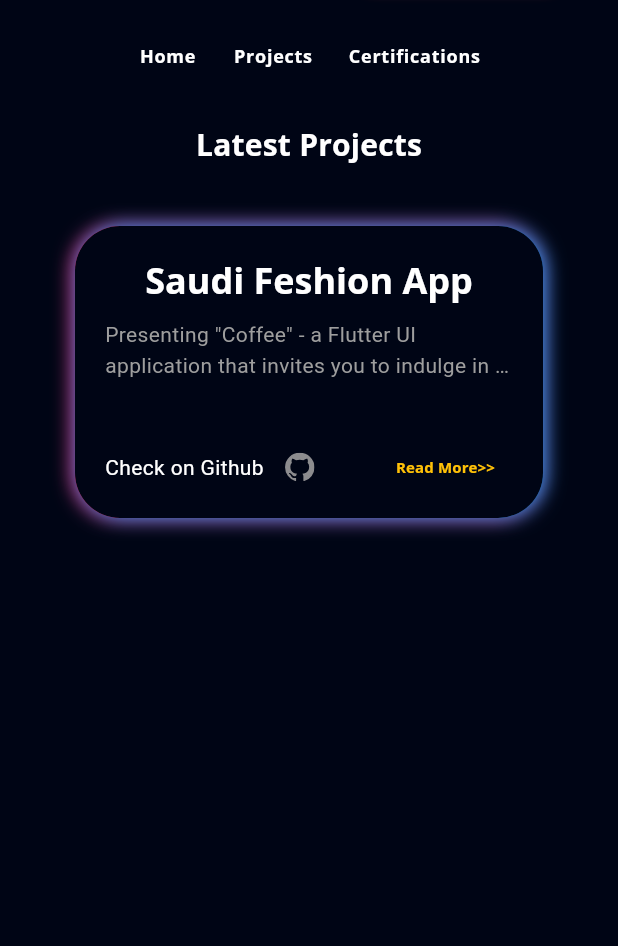
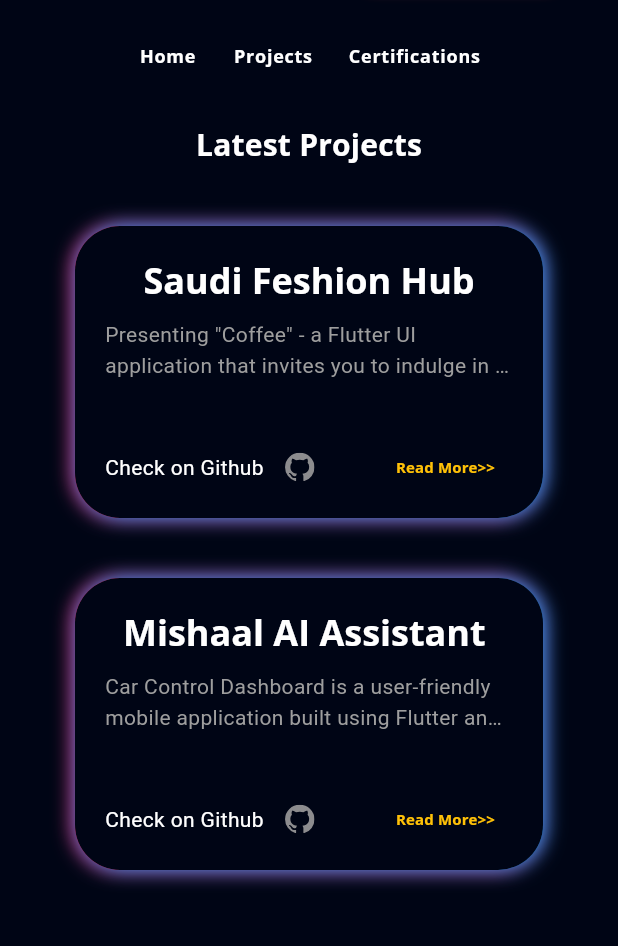
Before and after one commit to zainshaikh017/portfolio, a Flutter app: the screen it shows after launch, after a tap on the "menu" icon, after a tap on "Whatsapp", after a tap on "Projects", on a phone screen of 412 x 824 dp, the part 116-1062 px from its top. Run offline on Flutter 3.47's test engine with Material 3 defaults, Android fonts, the light colour scheme and no system bars; our stand-ins replace firebase_core, flutter_svg, font_awesome_flutter, get, google_fonts, photo_view; accounts and stored records are empty.

Commit message:
title set

```diff
--- a/lib/model/project_model.dart
+++ b/lib/model/project_model.dart
@@ -8,17 +8,17 @@ class Project {
 
 List<Project> projectList = [
   Project(
-    'Saudi Feshion App',
+    'Saudi Feshion Hub',
     'Presenting "Coffee" - a Flutter UI application that invites you to indulge in a delightful coffee adventure. Immerse yourself in the world of rich aroma and flavor as you browse through an exquisite selection of specialty coffees. With a user-friendly interface, exploring different blends and discovering their unique details becomes a delightful experience.',
     'assets/images/saudi.jpg',
-    'https://github.com/Hamad-Anwar/Coffe-Shop-Beautifull-UI',
+    '',
   ),
-  // Project(
-  //   'Car Controller Application UI',
-  //   'Car Control Dashboard is a user-friendly mobile application built using Flutter and powered by GetX for efficient state management. Enjoy a modern and intuitive design that adapts to various screen sizes, Interact with dynamic car controls, including speed, steering, and temperature. Realistic animations enhance the visual appeal, making it feel like you are controlling a real car!',
-  //   'assets/images/car.png',
-  //   'https://github.com/Hamad-Anwar/Car-Controller-Getx-Flutter',
-  // ),
+  Project(
+    'Mishaal AI Assistant ',
+    'Car Control Dashboard is a user-friendly mobile application built using Flutter and powered by GetX for efficient state management. Enjoy a modern and intuitive design that adapts to various screen sizes, Interact with dynamic car controls, including speed, steering, and temperature. Realistic animations enhance the visual appeal, making it feel like you are controlling a real car!',
+    'assets/images/mishal.jpg',
+    'https://github.com/Hamad-Anwar/Car-Controller-Getx-Flutter',
+  ),
   // Project(
   //     'Neumorphic Clockify',
   //     'Neumorphic TimeKit is an open-source project that brings together the elegance of a beautifully designed alarm system, an analog clock with a neumorphic touch, and a feature-rich stopwatch. Whether you\'re looking for a functional alarm tool, a stylish desktop clock, or a precise stopwatch, TimeKit has you covered.',
--- a/lib/view/intro/components/combine_subtitle.dart
+++ b/lib/view/intro/components/combine_subtitle.dart
@@ -12,37 +12,22 @@ class CombineSubtitleText extends StatelessWidget {
       mainAxisAlignment: MainAxisAlignment.start,
       children: [
         const Responsive(
-          desktop: AnimatedSubtitleText(
-              start: 30, end: 40, text: 'Flutter '),
-          largeMobile: AnimatedSubtitleText(
-              start: 30, end: 25, text: 'Flutter '),
-          mobile: AnimatedSubtitleText(
-              start: 25, end: 20, text: 'Flutter '),
-          tablet: AnimatedSubtitleText(
-              start: 40, end: 30, text: 'Flutter '),
+          desktop: AnimatedSubtitleText(start: 30, end: 40, text: 'Flutter '),
+          largeMobile:
+              AnimatedSubtitleText(start: 30, end: 25, text: 'Flutter '),
+          mobile: AnimatedSubtitleText(start: 25, end: 20, text: 'Flutter '),
+          tablet: AnimatedSubtitleText(start: 40, end: 30, text: 'Flutter '),
         ),
         (kIsWeb && Responsive.isLargeMobile(context)
             ? const Responsive(
                 desktop: AnimatedSubtitleText(
-              start: 30,
-              end: 40,
-              text: 'Developer ',
-              gradient: true),
+                    start: 30, end: 40, text: 'Developer ', gradient: true),
                 largeMobile: AnimatedSubtitleText(
-              start: 30,
-              end: 25,
-              text: 'Developer ',
-              gradient: true),
+                    start: 30, end: 25, text: 'Developer ', gradient: true),
                 mobile: AnimatedSubtitleText(
-              start: 25,
-              end: 20,
-              text: 'Developer ',
-              gradient: true),
+                    start: 25, end: 20, text: 'Developer ', gradient: true),
                 tablet: AnimatedSubtitleText(
-              start: 40,
-              end: 30,
-              text: 'Developer ',
-              gradient: true),
+                    start: 40, end: 30, text: 'Developer ', gradient: true),
               )
             : ShaderMask(
                 shaderCallback: (bounds) {
@@ -52,26 +37,20 @@ class CombineSubtitleText extends StatelessWidget {
                   ]).createShader(bounds);
                 },
                 child: const Responsive(
-            desktop: AnimatedSubtitleText(
+                  desktop: Padding(
+                    padding: EdgeInsets.symmetric(vertical: 15.0),
+                    child: AnimatedSubtitleText(
                         start: 30,
                         end: 40,
-                text: 'Developer ',
+                        text: 'Developers ',
                         gradient: false),
+                  ),
                   largeMobile: AnimatedSubtitleText(
-                start: 30,
-                end: 25,
-                text: 'Developer ',
-                gradient: false),
+                      start: 30, end: 25, text: 'Developer ', gradient: false),
                   mobile: AnimatedSubtitleText(
-                start: 25,
-                end: 20,
-                text: 'Developer ',
-                gradient: true),
+                      start: 25, end: 20, text: 'Developer ', gradient: true),
                   tablet: AnimatedSubtitleText(
-                start: 40,
-                end: 30,
-                text: 'Developer ',
-                gradient: false),
+                      start: 40, end: 30, text: 'Developer ', gradient: false),
                 ),
               ))
       ],
--- a/lib/view/intro/components/intro_body.dart
+++ b/lib/view/intro/components/intro_body.dart
@@ -7,6 +7,7 @@ import 'combine_subtitle.dart';
 import 'description_text.dart';
 import 'download_button.dart';
 import 'headline_text.dart';
+
 class IntroBody extends StatelessWidget {
   const IntroBody({super.key});
   @override
@@ -49,7 +50,11 @@ class IntroBody extends StatelessWidget {
                   height: defaultPadding,
                   color: Colors.transparent,
                 ),
+              SizedBox(
+                height: size.height * 0.1,
+              ),
               const CombineSubtitleText(),
+              // Text("kderfgyhujk"),
               const SizedBox(height: defaultPadding / 2),
               const Responsive(
                 desktop: AnimatedDescriptionText(start: 14, end: 15),
@@ -61,6 +66,9 @@ class IntroBody extends StatelessWidget {
                 height: defaultPadding * 2,
               ),
               const DownloadButton(),
+              const SizedBox(
+                height: 20,
+              ),
             ],
           ),
         ),
```
Also changed, not shown: assets/images/mishal.jpg (added), 1 other file. Lines whose indentation alone changed are shown as unchanged.
